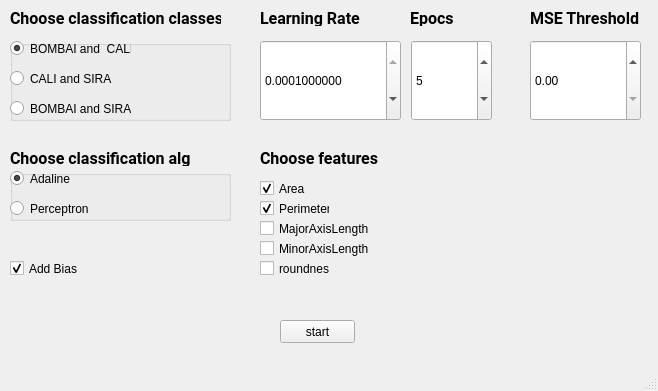
The window that code/gui.ui (Tperm-coder/NeuralProject) describes before a commit, drawn with Qt 5.
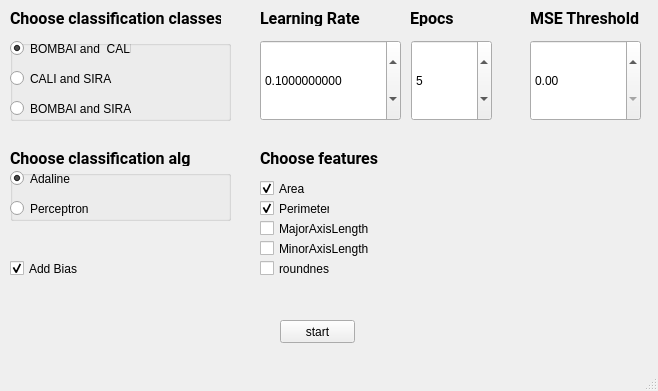
The same window after the commit.

Patch:
```diff
--- a/code/gui.ui
+++ b/code/gui.ui
@@ -106,13 +106,13 @@
      <double>-999999999.000000000000000</double>
     </property>
     <property name="maximum">
-     <double>0.000100000000000</double>
+     <double>9999999999998.000000000000000</double>
     </property>
     <property name="singleStep">
      <double>0.000100000000000</double>
     </property>
     <property name="value">
-     <double>0.000100000000000</double>
+     <double>0.100000000000000</double>
     </property>
    </widget>
    <widget class="QLabel" name="label_2">
```
Left out of the diff: 2 changed lines with no effect on the pictures.
